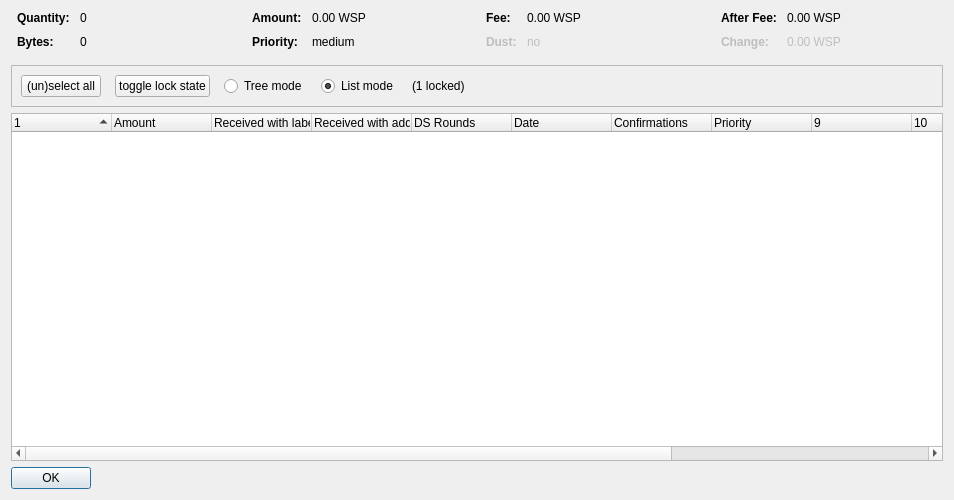
Qt form src/qt/forms/coincontroldialog.ui (WisprProject/core) before a commit.
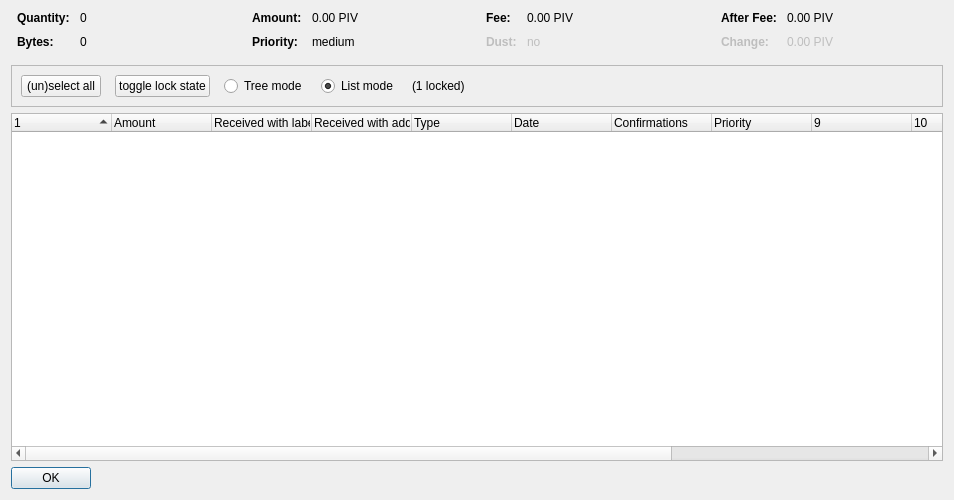
The same form after that commit. Custom widgets are drawn as their Qt base class.

```diff
--- a/src/qt/forms/coincontroldialog.ui
+++ b/src/qt/forms/coincontroldialog.ui
@@ -132,7 +132,7 @@
           <enum>Qt::ActionsContextMenu</enum>
          </property>
          <property name="text">
-          <string notr="true">0.00 WSP</string>
+          <string notr="true">0.00 PIV</string>
          </property>
          <property name="textInteractionFlags">
           <set>Qt::LinksAccessibleByMouse|Qt::TextSelectableByKeyboard|Qt::TextSelectableByMouse</set>
@@ -206,7 +206,7 @@
           <enum>Qt::ActionsContextMenu</enum>
          </property>
          <property name="text">
-          <string notr="true">0.00 WSP</string>
+          <string notr="true">0.00 PIV</string>
          </property>
          <property name="textInteractionFlags">
           <set>Qt::LinksAccessibleByMouse|Qt::TextSelectableByKeyboard|Qt::TextSelectableByMouse</set>
@@ -286,7 +286,7 @@
           <enum>Qt::ActionsContextMenu</enum>
          </property>
          <property name="text">
-          <string notr="true">0.00 WSP</string>
+          <string notr="true">0.00 PIV</string>
          </property>
          <property name="textInteractionFlags">
           <set>Qt::LinksAccessibleByMouse|Qt::TextSelectableByKeyboard|Qt::TextSelectableByMouse</set>
@@ -321,7 +321,7 @@
           <enum>Qt::ActionsContextMenu</enum>
          </property>
          <property name="text">
-          <string notr="true">0.00 WSP</string>
+          <string notr="true">0.00 PIV</string>
          </property>
          <property name="textInteractionFlags">
           <set>Qt::LinksAccessibleByMouse|Qt::TextSelectableByKeyboard|Qt::TextSelectableByMouse</set>
@@ -477,7 +477,7 @@
      </column>
      <column>
       <property name="text">
-       <string>DS Rounds</string>
+       <string>Type</string>
       </property>
      </column>
      <column>
```
